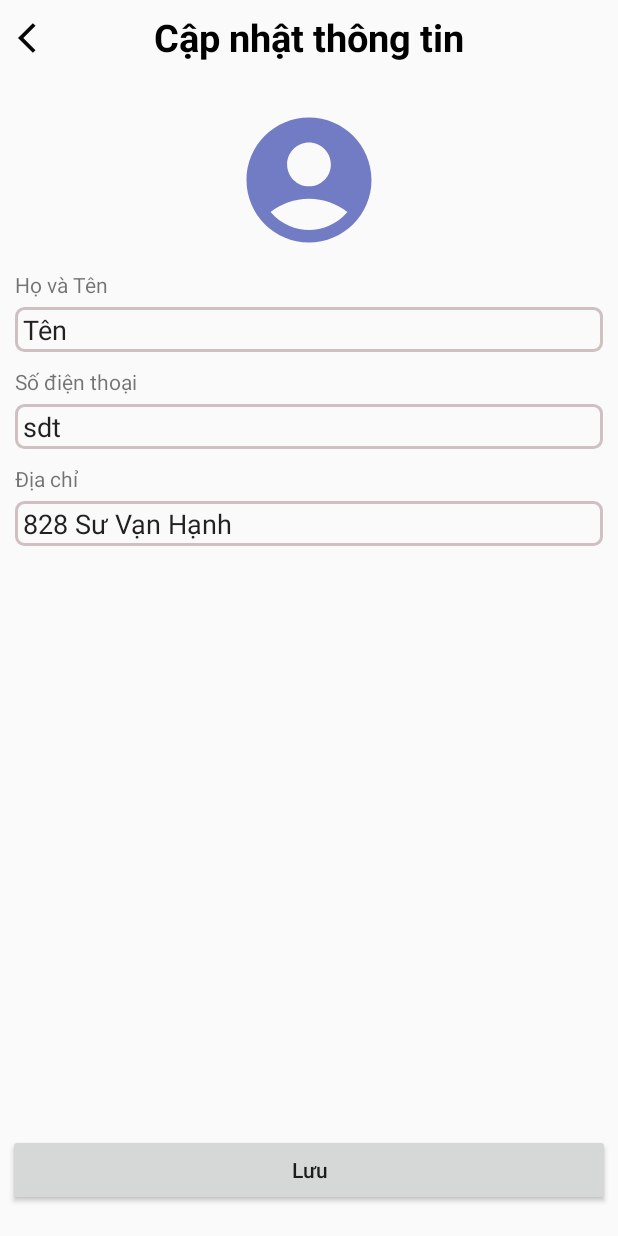
After one commit to manhkhue/AppGiupViec_CNPM, an Android app: the CapNhatThongTinActivity screen opened directly, with no data from a screen before it, on a phone screen of 412 x 824 dp. The commit adds this screen. Run offline under Robolectric (Android 15) with nearby library versions, the phone set to English and light mode, and no system bars; our stand-ins replace CircleImageView.

Commit message:
hung cmt

```diff
--- /dev/null
+++ b/app/src/main/java/com/example/appgiupviec/CapNhatThongTinActivity.java
@@ -0,0 +1,29 @@
+package com.example.appgiupviec;
+
+import androidx.appcompat.app.AppCompatActivity;
+
+import android.media.Image;
+import android.os.Bundle;
+import android.widget.ImageButton;
+
+public class CapNhatThongTinActivity extends AppCompatActivity {
+
+    ImageButton btnBack;
+    @Override
+    protected void onCreate(Bundle savedInstanceState) {
+        super.onCreate(savedInstanceState);
+        setContentView(R.layout.activity_cap_nhat_thong_tin);
+        AnhXa();
+        onClick();
+    }
+
+    private void AnhXa(){
+        btnBack = findViewById(R.id.btnBackCapNhat);
+    }
+    private void onClick(){
+        btnBack.setOnClickListener(v -> {
+            finish();
+        });
+    }
+
+}
--- /dev/null
+++ b/app/src/main/res/drawable/baseline_camera_alt_24.xml
@@ -0,0 +1,6 @@
+<vector android:height="24dp" android:tint="#000000"
+    android:viewportHeight="24" android:viewportWidth="24"
+    android:width="24dp" xmlns:android="http://schemas.android.com/apk/res/android">
+    <path android:fillColor="@android:color/white" android:pathData="M12,12m-3.2,0a3.2,3.2 0,1 1,6.4 0a3.2,3.2 0,1 1,-6.4 0"/>
+    <path android:fillColor="@android:color/white" android:pathData="M9,2L7.17,4L4,4c-1.1,0 -2,0.9 -2,2v12c0,1.1 0.9,2 2,2h16c1.1,0 2,-0.9 2,-2L22,6c0,-1.1 -0.9,-2 -2,-2h-3.17L15,2L9,2zM12,17c-2.76,0 -5,-2.24 -5,-5s2.24,-5 5,-5 5,2.24 5,5 -2.24,5 -5,5z"/>
+</vector>
--- /dev/null
+++ b/app/src/main/res/drawable/bg_edit.xml
@@ -0,0 +1,7 @@
+<?xml version="1.0" encoding="utf-8"?>
+<shape xmlns:android="http://schemas.android.com/apk/res/android">
+    <corners android:radius="5dp"></corners>
+    <stroke
+        android:width="2dp"
+        android:color="#D0C0C1"/>
+</shape>
--- /dev/null
+++ b/app/src/main/res/layout/activity_cap_nhat_thong_tin.xml
@@ -0,0 +1,117 @@
+<?xml version="1.0" encoding="utf-8"?>
+<androidx.constraintlayout.widget.ConstraintLayout xmlns:android="http://schemas.android.com/apk/res/android"
+    xmlns:app="http://schemas.android.com/apk/res-auto"
+    xmlns:tools="http://schemas.android.com/tools"
+    android:layout_width="match_parent"
+    android:layout_height="match_parent"
+    tools:context=".CapNhatThongTinActivity">
+    <androidx.constraintlayout.widget.ConstraintLayout
+        android:id="@+id/top"
+        android:layout_width="match_parent"
+        app:layout_constraintTop_toTopOf="parent"
+        android:layout_height="50dp">
+
+        <ImageButton
+            android:id="@+id/btnBackCapNhat"
+            android:layout_width="wrap_content"
+            android:layout_height="wrap_content"
+            android:backgroundTint="#00FDFDFD"
+            android:src="@drawable/baseline_arrow_back_ios_24"
+            app:layout_constraintLeft_toLeftOf="parent"
+            app:layout_constraintBottom_toBottomOf="parent"
+            app:layout_constraintTop_toTopOf="parent" />
+        <TextView
+            android:layout_width="wrap_content"
+            android:layout_height="match_parent"
+            android:gravity="center"
+            app:layout_constraintLeft_toLeftOf="parent"
+            app:layout_constraintRight_toRightOf="parent"
+            android:text="Cập nhật thông tin"
+            android:textColor="@color/black"
+            android:textSize="25dp"
+            android:textStyle="bold"/>
+    </androidx.constraintlayout.widget.ConstraintLayout>
+        <de.hdodenhof.circleimageview.CircleImageView
+            android:id="@+id/imgAccount_CapNhat"
+            android:src="@drawable/baseline_account_circle_24"
+            android:layout_width="100dp"
+            android:layout_height="100dp"
+            android:layout_centerInParent="true"
+            app:layout_constraintTop_toBottomOf="@id/top"
+            app:layout_constraintLeft_toLeftOf="parent"
+            app:layout_constraintRight_toRightOf="parent"
+            android:layout_marginTop="20dp"/>
+    <LinearLayout
+        android:id="@+id/lnHoTen"
+        android:layout_width="match_parent"
+        android:layout_height="wrap_content"
+        app:layout_constraintTop_toBottomOf="@id/imgAccount_CapNhat"
+        android:orientation="vertical"
+        android:layout_marginVertical="10dp"
+        android:layout_marginHorizontal="10dp"
+        >
+        <TextView
+            android:layout_width="wrap_content"
+            android:layout_height="wrap_content"
+            android:text="Họ và Tên"
+            android:layout_marginBottom="5dp"></TextView>
+        <EditText
+            android:layout_width="match_parent"
+            android:layout_height="30dp"
+            android:background="@drawable/bg_edit"
+            android:paddingHorizontal="5dp"
+            android:text="Tên"/>
+    </LinearLayout>
+    <LinearLayout
+        android:id="@+id/lnSoDienThoai"
+        android:layout_width="match_parent"
+        android:layout_height="wrap_content"
+        app:layout_constraintTop_toBottomOf="@+id/lnHoTen"
+        android:orientation="vertical"
+        android:layout_marginVertical="10dp"
+        android:layout_marginHorizontal="10dp"
+        >
+        <TextView
+            android:layout_width="wrap_content"
+            android:layout_height="wrap_content"
+            android:text="Số điện thoại"
+            android:layout_marginBottom="5dp"></TextView>
+        <EditText
+            android:layout_width="match_parent"
+            android:layout_height="30dp"
+            android:background="@drawable/bg_edit"
+            android:paddingHorizontal="5dp"
+            android:inputType="number"
+            android:text="sdt"/>
+    </LinearLayout>
+    <LinearLayout
+        android:layout_width="match_parent"
+        android:layout_height="wrap_content"
+        app:layout_constraintTop_toBottomOf="@+id/lnSoDienThoai"
+        android:orientation="vertical"
+        android:layout_marginVertical="10dp"
+        android:layout_marginHorizontal="10dp"
+        >
+        <TextView
+            android:layout_width="wrap_content"
+            android:layout_height="wrap_content"
+            android:text="Địa chỉ"
+            android:layout_marginBottom="5dp"></TextView>
+        <EditText
+            android:layout_width="match_parent"
+            android:layout_height="30dp"
+            android:background="@drawable/bg_edit"
+            android:paddingHorizontal="5dp"
+            android:text="828 Sư Vạn Hạnh"/>
+    </LinearLayout>
+
+    <Button
+        android:id="@+id/btnSave"
+        android:layout_width="match_parent"
+        android:layout_height="wrap_content"
+        android:text="Lưu"
+        app:layout_constraintBottom_toBottomOf="parent"
+        android:layout_marginBottom="20dp"
+        android:layout_marginHorizontal="5dp"
+        android:textAllCaps="false"/>
+</androidx.constraintlayout.widget.ConstraintLayout>
--- a/app/src/main/res/layout/fragment_account.xml
+++ b/app/src/main/res/layout/fragment_account.xml
@@ -38,6 +38,7 @@
                     tools:ignore="TextSizeCheck" />
 
                 <TextView
+                    android:id="@+id/edtChinhSuaHS"
                     android:layout_width="match_parent"
                     android:layout_height="wrap_content"
                     android:layout_marginTop="10dp"
--- a/app/src/main/res/layout/fragment_thong_bao.xml
+++ b/app/src/main/res/layout/fragment_thong_bao.xml
@@ -20,6 +20,7 @@
                 android:layout_height="match_parent"
                 android:gravity="center_vertical"
                 android:textSize="20sp"
+                android:layout_marginHorizontal="5dp"
                 android:textStyle="bold"
                 android:text="Thông báo"/>
             <ImageButton
```
Also changed, not shown: app/src/main/AndroidManifest.xml (+9 -8 lines), app/src/main/java/com/example/appgiupviec/AccountFragment.java (+10 -0 lines), app/src/main/java/com/example/appgiupviec/CT_AccountActivity.java (added, +36 -0 lines), app/src/main/java/com/example/appgiupviec/Model/User.java (+44 -0 lines), app/src/main/res/layout/activity_ct_account.xml (added, +81 -0 lines).
